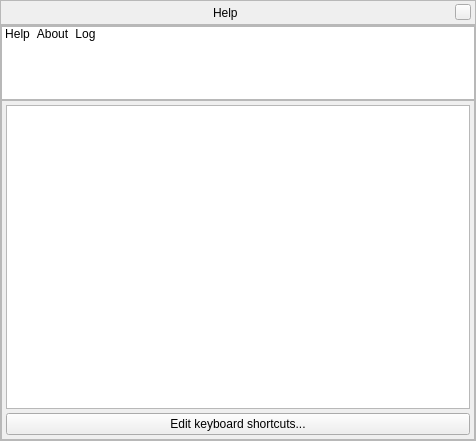
519984307/stellarium_src, file src/gui/helpDialogGui.ui: the form before one commit.
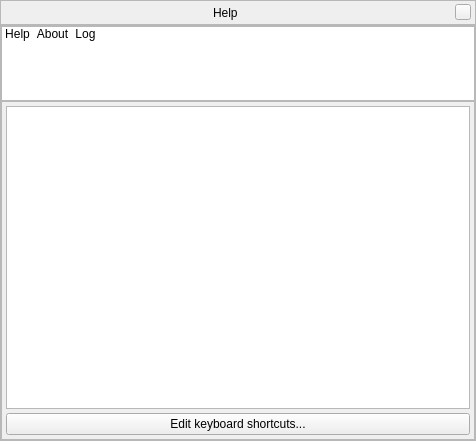
The form after the commit. Icons and pictures are not drawn. Custom widgets are drawn as their Qt base class.

Commit message:
Fixed main GUI issue
Synced size of stackListWidget for all dialogs

Patch:
```diff
--- a/src/gui/helpDialogGui.ui
+++ b/src/gui/helpDialogGui.ui
@@ -149,13 +149,13 @@
         <property name="minimumSize">
          <size>
           <width>0</width>
-          <height>74</height>
+          <height>75</height>
          </size>
         </property>
         <property name="maximumSize">
          <size>
           <width>16777215</width>
-          <height>74</height>
+          <height>75</height>
          </size>
         </property>
         <property name="focusPolicy">
```
Left out of the diff: 4 changed lines with no effect on the pictures. The commit also changes 3 other files.
